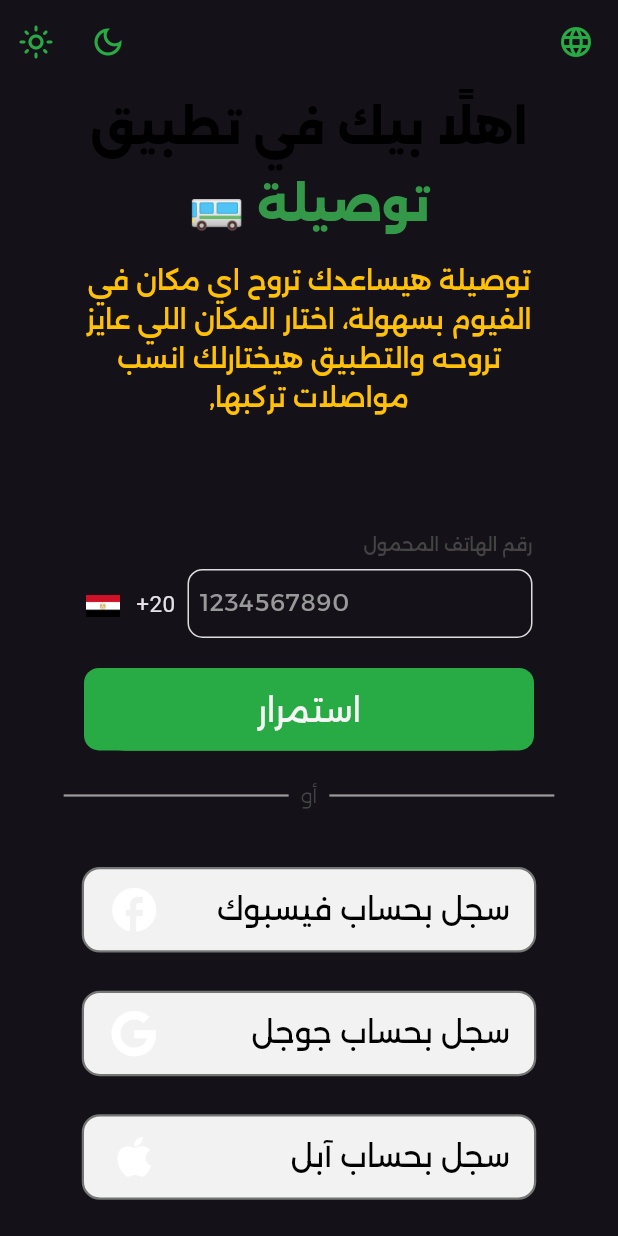
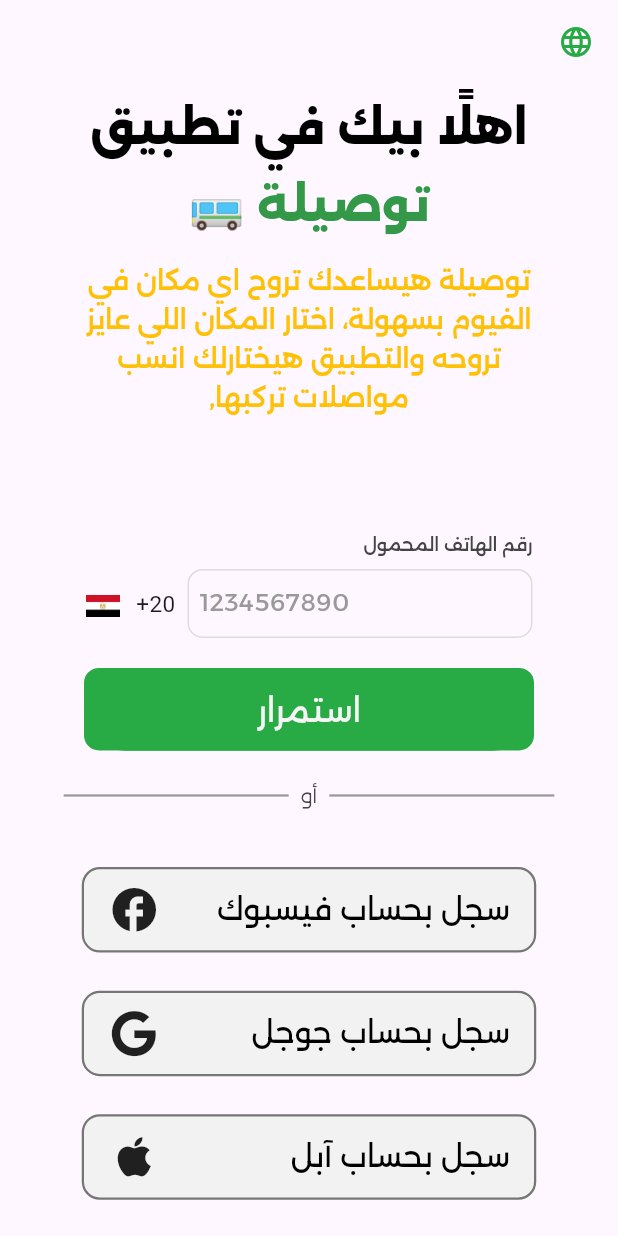
Before and after one commit to oashrafouad/Tawsela, a Flutter app: the screen it shows after launch, on a phone screen of 412 x 824 dp. Run offline on Flutter 3.47's test engine with Material 3 defaults, Android fonts, the phone set to English and light mode, and no system bars; our stand-ins replace bloc, flutter_bloc, geocoding, geolocator, google_maps_flutter, image_cropper and 2 more.

Commit message:
dark Theme removed

```diff
--- a/lib/main.dart
+++ b/lib/main.dart
@@ -31,16 +31,16 @@ class TawselaApp extends StatelessWidget {
   Widget build(BuildContext context) {
     return MultiBlocProvider(
         providers: [
-          BlocProvider(
-            create: (context) => AppThemeBloc()..add(InitialEvent()),
-          ),
+          // BlocProvider(
+          //   create: (context) => AppThemeBloc()..add(InitialEvent()),
+          // ),
           BlocProvider(
             create: (context) => AppLanguageBloc()..add(InitialLanguage()),
           ),
         ],
         child: Builder(
           builder: (context) {
-            var themeState = context.select((AppThemeBloc bloc) => bloc.state);
+            //var themeState = context.select((AppThemeBloc bloc) => bloc.state);
             var langState =
                 context.select((AppLanguageBloc bloc) => bloc.state);
 
@@ -50,11 +50,11 @@ class TawselaApp extends StatelessWidget {
                       ? const Locale('en')
                       : const Locale('ar')
                   : const Locale('ar'),
-              theme: themeState is AppChangeTheme
-                  ? themeState.appTheme == 'l'
-                      ? ThemeData.light()
-                      : ThemeData.dark()//ThemeData.dark() // dark theme looks like shit ,we gonna fix it
-                  : ThemeData.light(),
+              // theme: themeState is AppChangeTheme
+              //     ? themeState.appTheme == 'l'
+              //         ? ThemeData.light()
+              //         : ThemeData.dark()//ThemeData.dark() // dark theme looks like shit ,we gonna fix it
+              //     : ThemeData.light(),
               debugShowCheckedModeBanner: false,
               supportedLocales: const [Locale('ar'), Locale('en')],
               localizationsDelegates: const [
@@ -98,34 +98,3 @@ class TawselaApp extends StatelessWidget {
         ));
   }
 }
-
-
-
-// MaterialApp(
-//             locale: Locale(language),
-//             localizationsDelegates: const [
-//               S.delegate,
-//               GlobalMaterialLocalizations.delegate,
-//               GlobalWidgetsLocalizations.delegate,
-//               GlobalCupertinoLocalizations.delegate,
-//             ],
-//             supportedLocales: S.delegate.supportedLocales,
-//             debugShowCheckedModeBanner: false,
-//             routes: {
-//               WelcomePage.id: (context) => const WelcomePage(),
-//               SmsVerficationPage.id: (context) => const SmsVerficationPage(),
-//                PassengerSignUpPage.id: (context) => const PassengerSignUpPage(),
-//               PassengerProfile.id: (context) => const PassengerProfile(),
-//               PassengerEditProfile.id: (context) =>
-//                   const PassengerEditProfile(),
-//               PassengerMainScreen.id: (context) => const PassengerMainScreen(),
-//               MicrobusGuideStationPage.id: (context) =>
-//                   MicrobusGuideStationPage(color: Colors.black, line: 'line'),
-//               MicrobusSuggestedLinesPage.id: (context) =>
-//                   const MicrobusSuggestedLinesPage(),
-//               PassengerPickupLocationPage.id: (context) =>
-//                   const PassengerPickupLocationPage(),
-//               MicrobusRoutePage.id: (context) => MicrobusRoutePage(),
-//             },
-//             initialRoute: WelcomePage.id,
-//           );
--- a/lib/view/screens/Passenger/WelcomePage.dart
+++ b/lib/view/screens/Passenger/WelcomePage.dart
@@ -23,16 +23,17 @@ class WelcomePage extends StatelessWidget {
   Widget build(BuildContext context) {
     return Scaffold(
       appBar: AppBar(
-        actions: [
-          IconButton(
-              onPressed: () =>
-                  BlocProvider.of<AppThemeBloc>(context).add(DarkEvent()),
-              icon: const Icon(Icons.dark_mode_outlined)),
-          IconButton(
-              onPressed: () =>
-                  BlocProvider.of<AppThemeBloc>(context).add(LightEvent()),
-              icon: const Icon(Icons.light_mode_outlined))
-        ],
+        // actions: [
+        //   IconButton(
+        //       onPressed: () =>
+        //           BlocProvider.of<AppThemeBloc>(context).add(DarkEvent()),
+        //       icon: const Icon(Icons.dark_mode_outlined)),
+        //   IconButton(
+        //       onPressed: () =>
+        //           BlocProvider.of<AppThemeBloc>(context).add(LightEvent()),
+        //       icon: const Icon(Icons.light_mode_outlined))
+        // ],
+
         leading: PopupMenuButton<int>(
           icon: const Icon(Icons.language),
           popUpAnimationStyle: AnimationStyle(curve: Curves.easeIn
```
